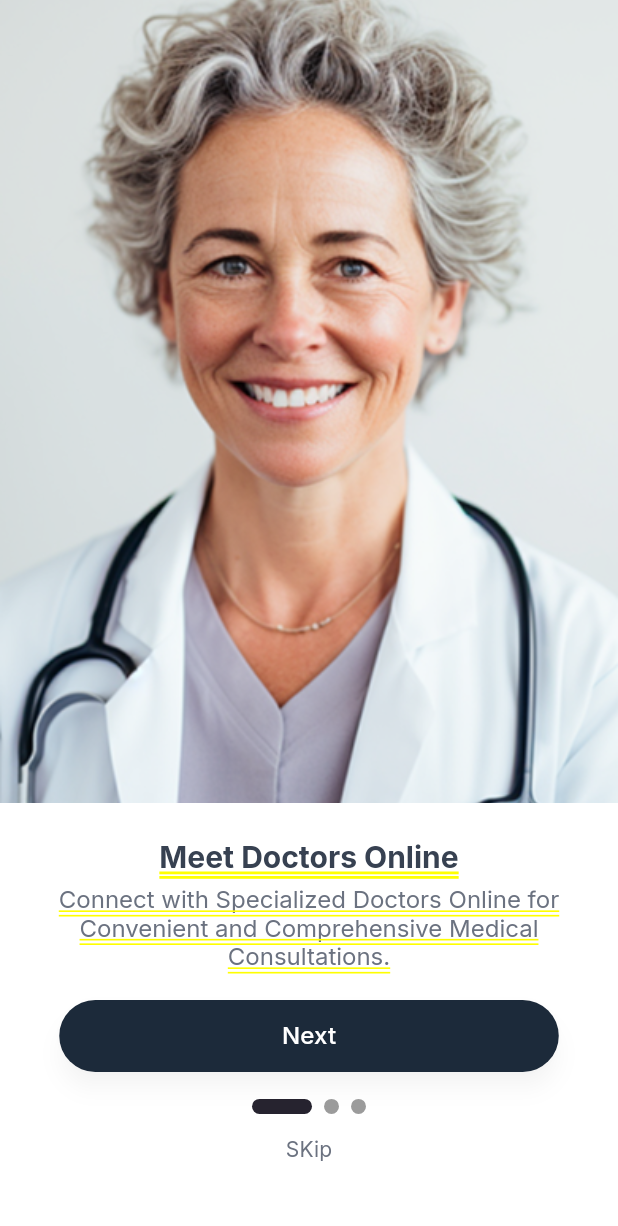
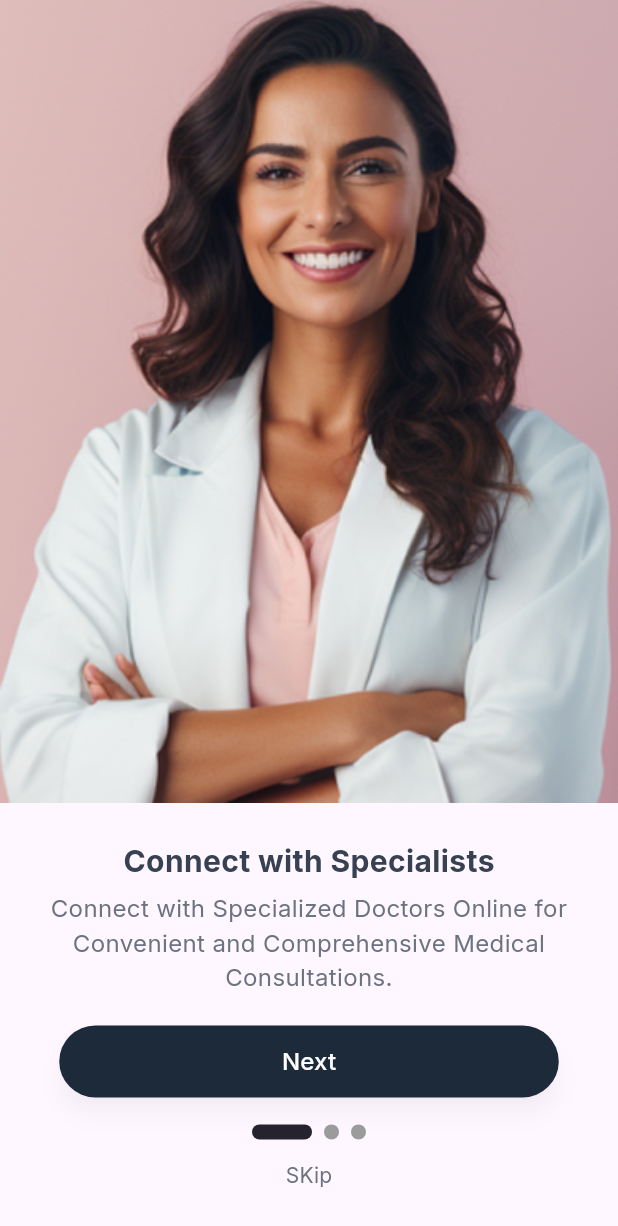
Before and after one commit to Youssef-Taqi-Eldeen/Clinic_app-, a Flutter app: the screen it shows after launch, after a tap on "Next", on a phone screen of 412 x 824 dp. Shown: the top 1226 px of the screen. Run offline on Flutter 3.47's test engine with Material 3 defaults, Android fonts, the phone set to English and light mode, and no system bars; drawn by our look-alikes of smooth_page_indicator; our stand-ins replace go_router, google_fonts.

Commit message:
dirty code different edit code to run

```diff
--- a/lib/Features/Onboarding/presentation/view/widget/onboarding_next_botton.dart
+++ b/lib/Features/Onboarding/presentation/view/widget/onboarding_next_botton.dart
@@ -16,7 +16,9 @@ class OnboardingNextButton extends StatelessWidget {
         height: 48,
         child: ElevatedButton(
           onPressed: () {
-            onPressed;
+            print("before come");
+            onPressed();
+            print("after come");
           },
           style: ElevatedButton.styleFrom(
             backgroundColor: const Color(0xff1C2A3A),
--- a/lib/Features/Onboarding/presentation/view/widget/onboarding_page_one.dart
+++ b/lib/Features/Onboarding/presentation/view/widget/onboarding_page_one.dart
@@ -1,12 +1,11 @@
 import 'package:flutter/material.dart';
-import 'package:go_router/go_router.dart';
 import 'package:y_clinic_app/Features/Onboarding/presentation/view/widget/onboarding_image.dart';
 import 'package:y_clinic_app/Features/Onboarding/presentation/view/widget/onboarding_next_botton.dart';
 import 'package:y_clinic_app/Features/Onboarding/presentation/view/widget/onboarding_page_indicator.dart';
+import 'package:y_clinic_app/Features/Onboarding/presentation/view/widget/onboarding_page_two.dart';
 import 'package:y_clinic_app/Features/Onboarding/presentation/view/widget/onboarding_skip_botton.dart';
 import 'package:y_clinic_app/Features/Onboarding/presentation/view/widget/onboarding_sub_title.dart';
 import 'package:y_clinic_app/Features/Onboarding/presentation/view/widget/onboarding_title.dart';
-import 'package:y_clinic_app/core/utils/app_router.dart';
 
 class OnboardingPageOne extends StatelessWidget {
   const OnboardingPageOne({
@@ -44,8 +43,20 @@ class OnboardingPageOne extends StatelessWidget {
         ),
         OnboardingNextButton(
           onPressed: () {
-            context.go(AppRouter.kOnboardingViewTwo);
+            Navigator.push(
+              context,
+              MaterialPageRoute(
+                builder: (context) => OnboardingPageTwo(
+                  screenHeight: MediaQuery.of(context).size.height,
+                  controller: controller,
+                ),
+              ),
+            );
           },
+          // onPressed: () {
+
+          //   // context.go(AppRouter.kOnboardingViewTwo);
+          // },
         ),
         const SizedBox(
           height: 18,
--- a/lib/core/utils/app_router.dart
+++ b/lib/core/utils/app_router.dart
@@ -1,6 +1,6 @@
 import 'package:flutter/material.dart';
 import 'package:go_router/go_router.dart';
-import 'package:y_clinic_app/Features/Onboarding/presentation/view/widget/onboarding_page_one.dart';
+import 'package:y_clinic_app/Features/Onboarding/presentation/view/onboarding_view.dart';
 import 'package:y_clinic_app/Features/Onboarding/presentation/view/widget/onboarding_page_three.dart';
 import 'package:y_clinic_app/Features/Onboarding/presentation/view/widget/onboarding_page_two.dart';
 import 'package:y_clinic_app/Features/Splach/presentation/view/splash_view.dart';
@@ -23,11 +23,7 @@ abstract class AppRouter {
           GoRoute(
               path: kOnboardingViewOne,
               builder: (context, state) {
-                final screenHeight = MediaQuery.of(context).size.height;
-                return OnboardingPageOne(
-                  screenHeight: screenHeight,
-                  controller: controller,
-                );
+                return const OnboardingView();
               }),
           GoRoute(
               path: kOnboardingViewTwo,
```
Also changed, not shown: lib/Features/Onboarding/presentation/view/widget/onboarding_page_three.dart (+8 -4 lines), lib/Features/Onboarding/presentation/view/widget/onboarding_page_two.dart (+13 -4 lines).
